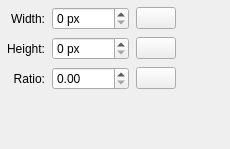
First picture: the form in libs/ui/forms/wdgrectangleconstraints.ui, repository KDE/krita, before the edit.
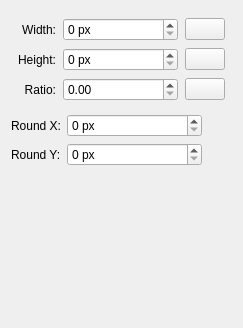
Second picture: the form after the edit. Custom widgets are drawn as their Qt base class.

Commit message:
FEATURE: round corners for rectangular tools
Now both rectangular tools have an ability to set round
corners for the resulting shape. It works both: for vector
and raster shapes

BUG:335568
CC:kimageshop@kde.org

```diff
--- a/libs/ui/forms/wdgrectangleconstraints.ui
+++ b/libs/ui/forms/wdgrectangleconstraints.ui
@@ -6,8 +6,8 @@
    <rect>
     <x>0</x>
     <y>0</y>
-    <width>230</width>
-    <height>149</height>
+    <width>243</width>
+    <height>328</height>
    </rect>
   </property>
   <property name="sizePolicy">
@@ -19,23 +19,8 @@
   <property name="windowTitle">
    <string>Size</string>
   </property>
-  <layout class="QGridLayout" name="gridLayout_2">
-   <property name="leftMargin">
-    <number>0</number>
-   </property>
-   <property name="topMargin">
-    <number>0</number>
-   </property>
-   <property name="rightMargin">
-    <number>0</number>
-   </property>
-   <property name="bottomMargin">
-    <number>0</number>
-   </property>
-   <property name="spacing">
-    <number>0</number>
-   </property>
-   <item row="0" column="0">
+  <layout class="QVBoxLayout" name="verticalLayout">
+   <item>
     <layout class="QGridLayout" name="gridLayout">
      <property name="leftMargin">
       <number>7</number>
@@ -84,6 +69,12 @@
      </item>
      <item row="1" column="2">
       <widget class="KisIntParseSpinBox" name="intHeight">
+       <property name="sizePolicy">
+        <sizepolicy hsizetype="MinimumExpanding" vsizetype="Fixed">
+         <horstretch>0</horstretch>
+         <verstretch>0</verstretch>
+        </sizepolicy>
+       </property>
        <property name="toolTip">
         <string>Height</string>
        </property>
@@ -107,6 +98,12 @@
      </item>
      <item row="2" column="2">
       <widget class="KisDoubleParseSpinBox" name="doubleRatio">
+       <property name="sizePolicy">
+        <sizepolicy hsizetype="MinimumExpanding" vsizetype="Fixed">
+         <horstretch>0</horstretch>
+         <verstretch>0</verstretch>
+        </sizepolicy>
+       </property>
        <property name="toolTip">
         <string>Aspect ratio</string>
        </property>
@@ -120,6 +117,12 @@
      </item>
      <item row="0" column="2">
       <widget class="KisIntParseSpinBox" name="intWidth">
+       <property name="sizePolicy">
+        <sizepolicy hsizetype="MinimumExpanding" vsizetype="Fixed">
+         <horstretch>0</horstretch>
+         <verstretch>0</verstretch>
+        </sizepolicy>
+       </property>
        <property name="toolTip">
         <string>Width</string>
        </property>
@@ -153,20 +156,79 @@
      </item>
     </layout>
    </item>
-   <item row="0" column="1">
-    <spacer name="horizontalSpacer">
-     <property name="orientation">
-      <enum>Qt::Horizontal</enum>
-     </property>
-     <property name="sizeHint" stdset="0">
-      <size>
-       <width>40</width>
-       <height>20</height>
-      </size>
-     </property>
-    </spacer>
+   <item>
+    <layout class="QGridLayout" name="gridLayout_2">
+     <item row="0" column="0">
+      <widget class="QLabel" name="lblRoundCornersX">
+       <property name="text">
+        <string>Round X:</string>
+       </property>
+      </widget>
+     </item>
+     <item row="0" column="1">
+      <widget class="KisIntParseSpinBox" name="intRoundCornersX">
+       <property name="sizePolicy">
+        <sizepolicy hsizetype="MinimumExpanding" vsizetype="Fixed">
+         <horstretch>0</horstretch>
+         <verstretch>0</verstretch>
+        </sizepolicy>
+       </property>
+       <property name="toolTip">
+        <string>Height</string>
+       </property>
+       <property name="suffix">
+        <string> px</string>
+       </property>
+       <property name="maximum">
+        <number>99999</number>
+       </property>
+      </widget>
+     </item>
+     <item row="0" column="2" rowspan="2">
+      <widget class="KoAspectButton" name="cornersAspectButton" native="true">
+       <property name="sizePolicy">
+        <sizepolicy hsizetype="Fixed" vsizetype="Fixed">
+         <horstretch>0</horstretch>
+         <verstretch>0</verstretch>
+        </sizepolicy>
+       </property>
+       <property name="minimumSize">
+        <size>
+         <width>24</width>
+         <height>24</height>
+        </size>
+       </property>
+      </widget>
+     </item>
+     <item row="1" column="0">
+      <widget class="QLabel" name="lblRoundCornersY">
+       <property name="text">
+        <string>Round Y:</string>
+       </property>
+      </widget>
+     </item>
+     <item row="1" column="1">
+      <widget class="KisIntParseSpinBox" name="intRoundCornersY">
+       <property name="sizePolicy">
+        <sizepolicy hsizetype="MinimumExpanding" vsizetype="Fixed">
+         <horstretch>0</horstretch>
+         <verstretch>0</verstretch>
+        </sizepolicy>
+       </property>
+       <property name="toolTip">
+        <string>Height</string>
+       </property>
+       <property name="suffix">
+        <string> px</string>
+       </property>
+       <property name="maximum">
+        <number>99999</number>
+       </property>
+      </widget>
+     </item>
+    </layout>
    </item>
-   <item row="1" column="0">
+   <item>
     <spacer name="verticalSpacer">
      <property name="orientation">
       <enum>Qt::Vertical</enum>
@@ -174,7 +236,7 @@
      <property name="sizeHint" stdset="0">
       <size>
        <width>20</width>
-       <height>40</height>
+       <height>187</height>
       </size>
      </property>
     </spacer>
@@ -192,6 +254,12 @@
    <extends>QDoubleSpinBox</extends>
    <header>kis_double_parse_spin_box.h</header>
   </customwidget>
+  <customwidget>
+   <class>KoAspectButton</class>
+   <extends>QWidget</extends>
+   <header>KoAspectButton.h</header>
+   <container>1</container>
+  </customwidget>
  </customwidgets>
  <resources/>
  <connections/>
```
The commit also changes 21 other files.
